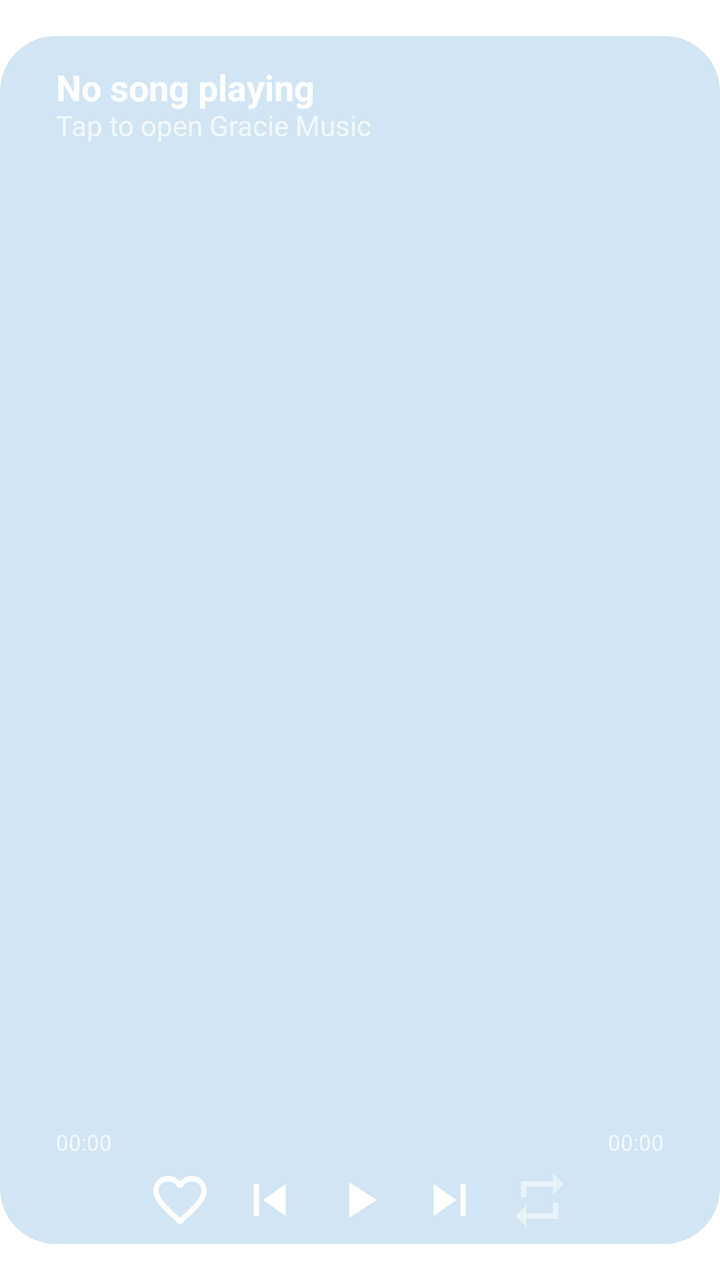
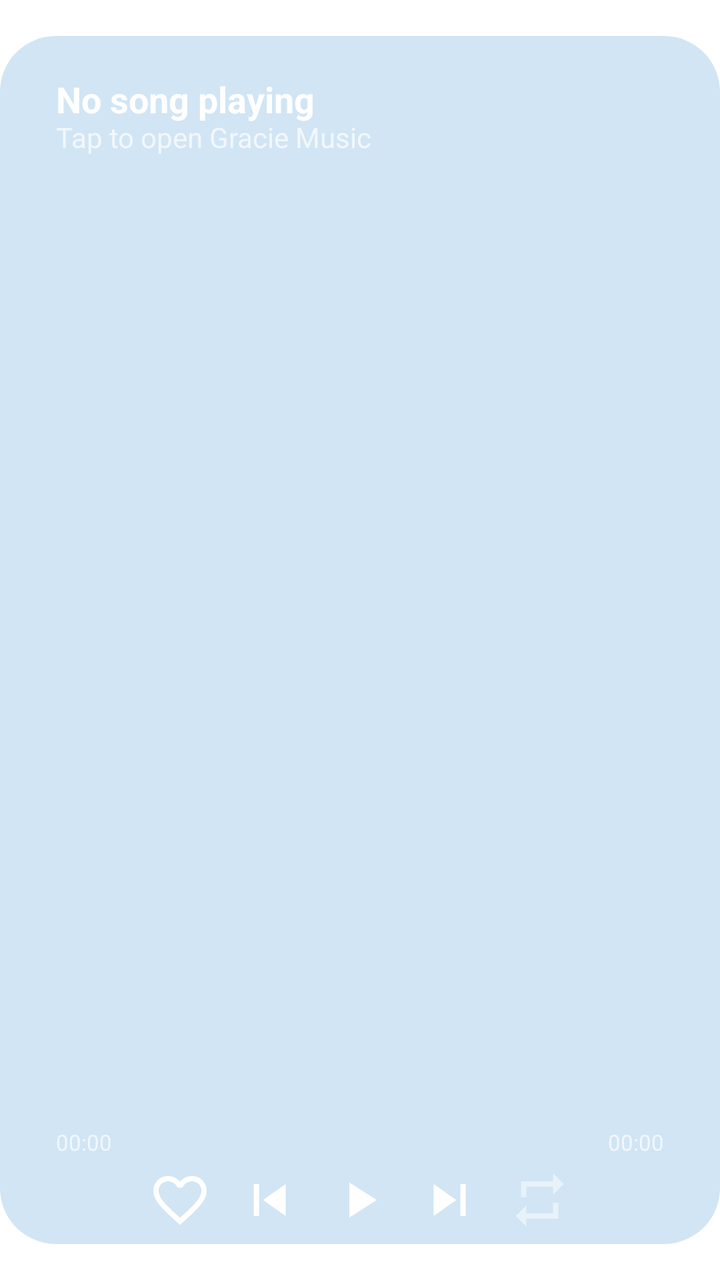

Screens rendered from an Android XML layout before and after an edit, with the pre-edit source and the edit as a unified diff.
<!-- AndroidManifest.xml: application theme Theme.vivimusic -->
<!-- res/layout/widget_notification.xml -->
<?xml version="1.0" encoding="utf-8"?>
<FrameLayout xmlns:android="http://schemas.android.com/apk/res/android"
    android:layout_width="match_parent"
    android:layout_height="match_parent"
    android:paddingTop="18dp"
    android:paddingBottom="18dp"
    android:theme="@style/Theme.Widget.vivimusic">

  
  <FrameLayout
    android:id="@android:id/background"
    android:layout_width="match_parent"
    android:layout_height="match_parent"
    android:background="@drawable/widget_background">

    <ImageView
        android:id="@+id/widget_n_bg"
        android:layout_width="match_parent"
        android:layout_height="match_parent"
        android:scaleType="centerCrop"
        android:importantForAccessibility="no" />

    <LinearLayout
        android:id="@+id/widget_n_open_area"
        android:layout_width="match_parent"
        android:layout_height="match_parent"
        android:orientation="vertical"
        android:paddingTop="16dp">

        <TextView
            android:id="@+id/widget_n_song_title"
            android:layout_width="match_parent"
            android:layout_height="wrap_content"
            android:layout_marginStart="28dp"
            android:layout_marginEnd="28dp"
            android:includeFontPadding="false"
            android:text="@string/not_playing"
            android:textSize="18sp"
            android:textStyle="bold"
            android:textColor="#FFFFFFFF"
            android:maxLines="1"
            android:ellipsize="end" />

        <TextView
            android:id="@+id/widget_n_artist_name"
            android:layout_width="match_parent"
            android:layout_height="wrap_content"
            android:layout_marginStart="28dp"
            android:layout_marginEnd="28dp"
            android:includeFontPadding="false"
            android:text="@string/tap_to_play"
            android:textSize="14sp"
            android:textColor="#B3FFFFFF"
            android:maxLines="1"
            android:ellipsize="end" />

        
        <FrameLayout
            android:layout_width="match_parent"
            android:layout_height="0dp"
            android:layout_weight="1" />

        
        <ImageView
            android:id="@+id/widget_n_progress"
            android:layout_width="match_parent"
            android:layout_height="28dp"
            android:layout_marginStart="28dp"
            android:layout_marginEnd="28dp"
            android:scaleType="fitCenter"
            android:importantForAccessibility="no" />

        <LinearLayout
            android:layout_width="match_parent"
            android:layout_height="wrap_content"
            android:layout_marginStart="28dp"
            android:layout_marginEnd="28dp"
            android:orientation="horizontal">

            <TextView
                android:id="@+id/widget_n_time_current"
                android:layout_width="0dp"
                android:layout_height="wrap_content"
                android:layout_weight="1"
                android:includeFontPadding="false"
                android:text="00:00"
                android:textSize="11sp"
                android:textColor="#B3FFFFFF" />

            <TextView
                android:id="@+id/widget_n_time_total"
                android:layout_width="wrap_content"
                android:layout_height="wrap_content"
                android:includeFontPadding="false"
                android:text="00:00"
                android:textSize="11sp"
                android:textColor="#B3FFFFFF" />
        </LinearLayout>

        
        <LinearLayout
            android:layout_width="match_parent"
            android:layout_height="44dp"
            android:orientation="horizontal"
            android:gravity="center_vertical">

            <FrameLayout
                android:layout_width="0dp"
                android:layout_height="44dp"
                android:layout_weight="3" />
            <ImageButton
                android:id="@+id/widget_n_like"
                android:layout_width="0dp"
                android:layout_height="44dp"
                android:layout_weight="2"
                android:padding="6dp"
                android:scaleType="fitCenter"
                android:background="@android:color/transparent"
                android:src="@drawable/ic_widget_n_heart_off"
                android:contentDescription="@string/like" />
            <ImageButton
                android:id="@+id/widget_n_prev"
                android:layout_width="0dp"
                android:layout_height="44dp"
                android:layout_weight="2"
                android:padding="6dp"
                android:scaleType="fitCenter"
                android:background="@android:color/transparent"
                android:src="@drawable/ic_widget_n_prev"
                android:contentDescription="@string/previous" />
            <FrameLayout
                android:id="@+id/widget_n_play_container"
                android:layout_width="0dp"
                android:layout_height="44dp"
                android:layout_weight="2">

                <ImageView
                    android:id="@+id/widget_n_play_pause"
                    android:layout_width="30dp"
                    android:layout_height="30dp"
                    android:layout_gravity="center"
                    android:src="@drawable/ic_widget_n_play"
                    android:contentDescription="@string/play_pause" />
            </FrameLayout>
            <ImageButton
                android:id="@+id/widget_n_next"
                android:layout_width="0dp"
                android:layout_height="44dp"
                android:layout_weight="2"
                android:padding="6dp"
                android:scaleType="fitCenter"
                android:background="@android:color/transparent"
                android:src="@drawable/ic_widget_n_next"
                android:contentDescription="@string/next" />
            <ImageButton
                android:id="@+id/widget_n_repeat"
                android:layout_width="0dp"
                android:layout_height="44dp"
                android:layout_weight="2"
                android:padding="6dp"
                android:scaleType="fitCenter"
                android:background="@android:color/transparent"
                android:src="@drawable/ic_widget_n_repeat_off"
                android:contentDescription="@string/repeat" />
            <FrameLayout
                android:layout_width="0dp"
                android:layout_height="44dp"
                android:layout_weight="3" />
        </LinearLayout>

    </LinearLayout>
  </FrameLayout>
</FrameLayout>
<!-- resources referenced by this layout -->
<resources>
  <!-- drawable ic_widget_n_heart_off (drawable) -->
  <vector xmlns:android="http://schemas.android.com/apk/res/android"
      android:height="24dp"
      android:viewportHeight="24"
      android:viewportWidth="24"
      android:width="24dp">
      <path
          android:fillColor="#FFFFFFFF"
          android:pathData="M16.5,3c-1.74,0 -3.41,0.81 -4.5,2.09C10.91,3.81 9.24,3 7.5,3 4.42,3 2,5.42 2,8.5c0,3.78 3.4,6.86 8.55,11.54L12,21.35l1.45,-1.32C18.6,15.36 22,12.28 22,8.5 22,5.42 19.58,3 16.5,3zM12.1,18.55l-0.1,0.1 -0.1,-0.1C7.14,14.24 4,11.39 4,8.5 4,6.5 5.5,5 7.5,5c1.54,0 3.04,0.99 3.57,2.36h1.87C13.46,5.99 14.96,5 16.5,5c2,0 3.5,1.5 3.5,3.5 0,2.89 -3.14,5.74 -7.9,10.05z"/>
  </vector>
  <!-- drawable ic_widget_n_next (drawable) -->
  <vector xmlns:android="http://schemas.android.com/apk/res/android"
      android:width="24dp"
      android:height="24dp"
      android:viewportWidth="24"
      android:viewportHeight="24">
      <path
          android:fillColor="#FFFFFFFF"
          android:fillAlpha="1"
          android:pathData="M6,18l8.5,-6L6,6v12zM16,6v12h2V6h-2z" />
  </vector>
  <!-- drawable ic_widget_n_play (drawable) -->
  <vector xmlns:android="http://schemas.android.com/apk/res/android"
      android:width="24dp"
      android:height="24dp"
      android:viewportWidth="24"
      android:viewportHeight="24">
      <path
          android:fillColor="#FFFFFFFF"
          android:fillAlpha="1"
          android:pathData="M8,5v14l11,-7z" />
  </vector>
  <!-- drawable ic_widget_n_prev (drawable) -->
  <vector xmlns:android="http://schemas.android.com/apk/res/android"
      android:width="24dp"
      android:height="24dp"
      android:viewportWidth="24"
      android:viewportHeight="24">
      <path
          android:fillColor="#FFFFFFFF"
          android:fillAlpha="1"
          android:pathData="M6,6h2v12H6zM9.5,12l8.5,6V6z" />
  </vector>
  <!-- drawable ic_widget_n_repeat_off (drawable) -->
  <vector xmlns:android="http://schemas.android.com/apk/res/android"
      android:width="24dp"
      android:height="24dp"
      android:viewportWidth="24"
      android:viewportHeight="24">
      <path
          android:fillColor="#FFFFFFFF"
          android:fillAlpha="0.5"
          android:pathData="M7,7h10v3l4,-4 -4,-4v3H5v6h2V7zM17,17H7v-3l-4,4 4,4v-3h12v-6h-2v4z" />
  </vector>
  <!-- drawable widget_background (drawable) -->
  <?xml version="1.0" encoding="utf-8"?>
  <shape xmlns:android="http://schemas.android.com/apk/res/android"
      xmlns:tools="http://schemas.android.com/tools"
      android:shape="rectangle">
      <solid android:color="@android:color/system_accent1_100"
          tools:targetApi="31" />
      <corners android:radius="28dp" />
  </shape>
  <string name="like">Like</string>
  <string name="next">Next</string>
  <string name="not_playing">No song playing</string>
  <string name="play_pause">Play/Pause</string>
  <string name="previous">Previous</string>
  <string name="repeat">Repeat</string>
  <string name="tap_to_play">Tap to open Gracie Music</string>
  <style name="Theme.Widget.vivimusic" parent="@android:style/Theme.DeviceDefault.DayNight">
          <item name="android:colorBackground">#E6E1E5</item>
      </style>
  <style name="Theme.vivimusic" parent="android:Theme.Material.Light.NoActionBar">
          <item name="android:windowContentOverlay">@null</item>
          <item name="android:windowDrawsSystemBarBackgrounds">true</item>
          <item name="android:windowMinWidthMinor">100%</item>
          <item name="android:windowMinWidthMajor">100%</item>
          <item name="android:windowNoTitle">true</item>
          <item name="android:windowBackground">#ffffff</item>
          <item name="android:enforceNavigationBarContrast" tools:ignore="NewApi">false</item>
          <item name="android:statusBarColor">@android:color/transparent</item>
          <item name="android:navigationBarColor">@android:color/transparent</item>
      </style>
</resources>

<!-- the commit's change to res/layout/widget_notification.xml (unified diff, before → after) -->
@@ -25,7 +25,7 @@
         android:layout_width="match_parent"
         android:layout_height="match_parent"
         android:orientation="vertical"
-        android:paddingTop="16dp">
+        android:paddingTop="22dp">
 
         <TextView
             android:id="@+id/widget_n_song_title"
